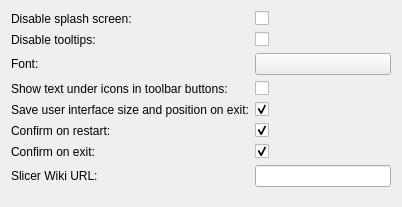
The window that Base/QTGUI/Resources/UI/qSlicerSettingsGeneralPanel.ui (Slicer/SlicerGitSVNArchive) describes before a commit, drawn with Qt 5.
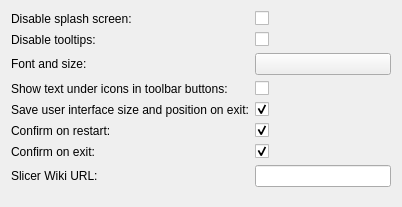
The same window after the commit. Custom widgets are drawn as their Qt base class.

Commit message:
ENH: Display font size in Font settings panel button
Issue #1870

What changed in the file:
```diff
--- a/Base/QTGUI/Resources/UI/qSlicerSettingsGeneralPanel.ui
+++ b/Base/QTGUI/Resources/UI/qSlicerSettingsGeneralPanel.ui
@@ -45,7 +45,7 @@
    <item row="4" column="0">
     <widget class="QLabel" name="FontLabel">
      <property name="text">
-      <string>Font:</string>
+      <string>Font and size:</string>
      </property>
     </widget>
    </item>
```
The commit also changes 1 other file.
